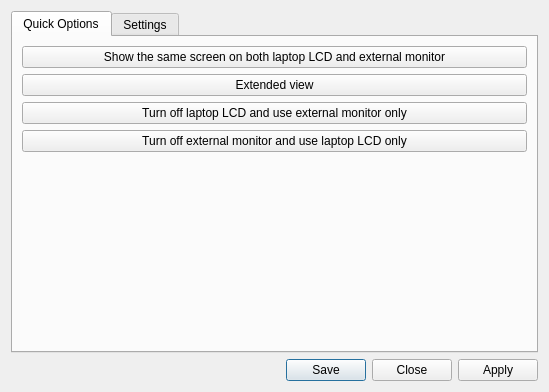
This is lxqt-config-monitor/mainwindow.ui in lubuntu-team/lxqt-config-packaging as Qt 5 draws it before an edit. The edited form follows.
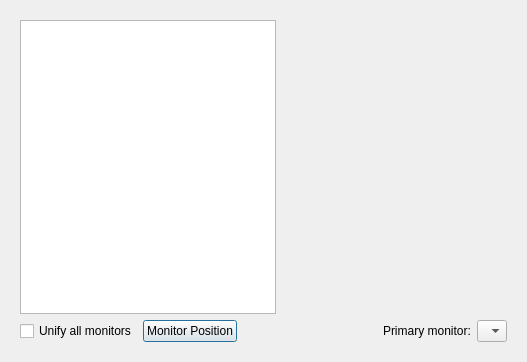
This is the edited form. The open tabs and pages were chosen to show the change. Icons and pictures are not drawn.

Patch:
```diff
--- a/lxqt-config-monitor/mainwindow.ui
+++ b/lxqt-config-monitor/mainwindow.ui
@@ -6,8 +6,8 @@
    <rect>
     <x>0</x>
     <y>0</y>
-    <width>549</width>
-    <height>392</height>
+    <width>527</width>
+    <height>362</height>
    </rect>
   </property>
   <property name="windowTitle">
@@ -20,62 +20,7 @@
   </property>
   <layout class="QVBoxLayout" name="verticalLayout">
    <item>
-    <widget class="QTabWidget" name="tabWidget">
-     <property name="currentIndex">
-      <number>1</number>
-     </property>
-     <widget class="QWidget" name="quickOptionsTab">
-      <attribute name="title">
-       <string>Quick Options</string>
-      </attribute>
-      <layout class="QVBoxLayout" name="verticalLayout_3">
-       <item>
-        <widget class="QPushButton" name="useBoth">
-         <property name="text">
-          <string>Show the same screen on both laptop LCD and external monitor</string>
-         </property>
-        </widget>
-       </item>
-       <item>
-        <widget class="QPushButton" name="extended">
-         <property name="text">
-          <string>Extended view</string>
-         </property>
-        </widget>
-       </item>
-       <item>
-        <widget class="QPushButton" name="externalOnly">
-         <property name="text">
-          <string>Turn off laptop LCD and use external monitor only</string>
-         </property>
-        </widget>
-       </item>
-       <item>
-        <widget class="QPushButton" name="laptopOnly">
-         <property name="text">
-          <string>Turn off external monitor and use laptop LCD only</string>
-         </property>
-        </widget>
-       </item>
-       <item>
-        <spacer name="verticalSpacer">
-         <property name="orientation">
-          <enum>Qt::Vertical</enum>
-         </property>
-         <property name="sizeHint" stdset="0">
-          <size>
-           <width>20</width>
-           <height>40</height>
-          </size>
-         </property>
-        </spacer>
-       </item>
-      </layout>
-     </widget>
-     <widget class="QWidget" name="settingsTab">
-      <attribute name="title">
-       <string>Settings</string>
-      </attribute>
+    <widget class="QWidget" name="widget" native="true">
       <layout class="QVBoxLayout" name="verticalLayout_2">
        <item>
         <layout class="QHBoxLayout" name="horizontalLayout_2" stretch="0,1">
@@ -153,17 +98,6 @@
        </item>
       </layout>
      </widget>
-    </widget>
-   </item>
-   <item>
-    <widget class="QDialogButtonBox" name="buttonBox">
-     <property name="orientation">
-      <enum>Qt::Horizontal</enum>
-     </property>
-     <property name="standardButtons">
-      <set>QDialogButtonBox::Apply|QDialogButtonBox::Close|QDialogButtonBox::Save</set>
-     </property>
-    </widget>
    </item>
   </layout>
  </widget>
```
Left out of the diff: 56 changed lines with no effect on the pictures. Lines whose indentation alone changed are shown as unchanged.
